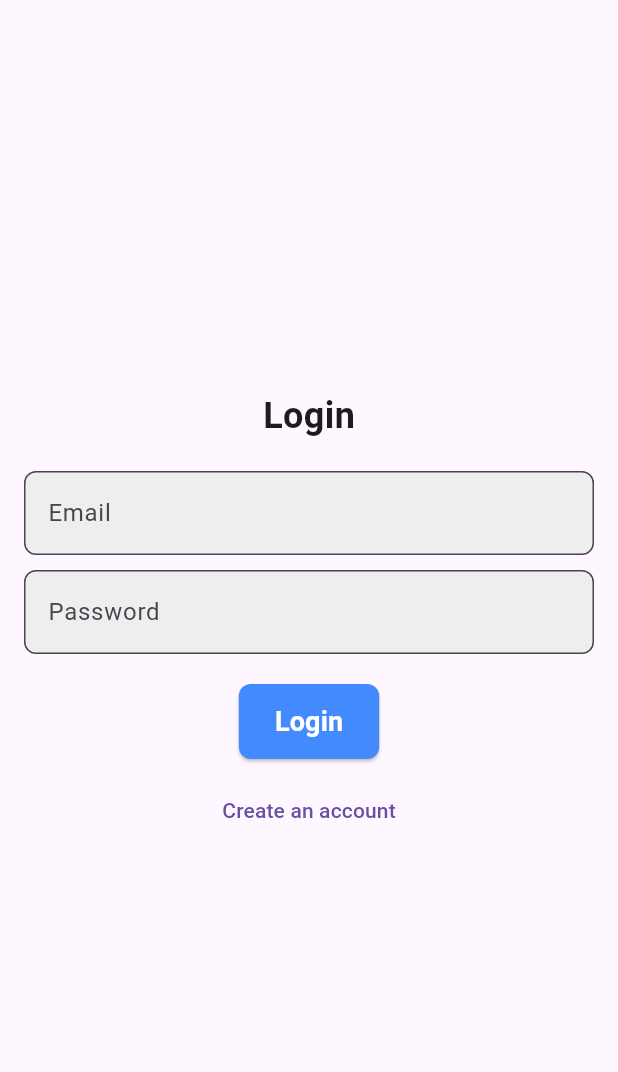
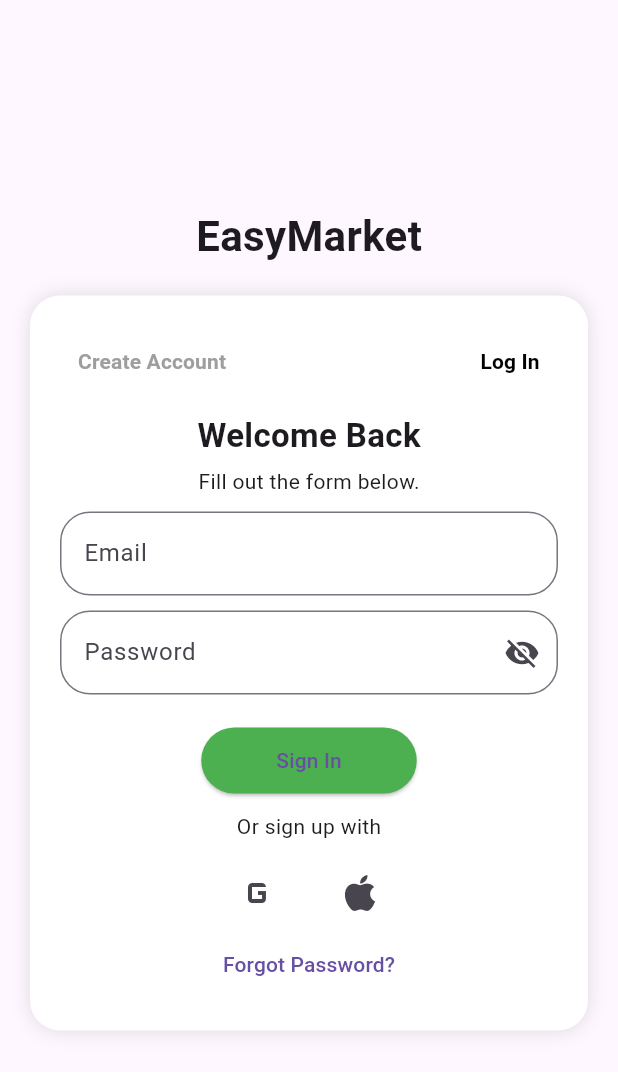
Before and after one commit to Ownerkun/Market-s-lot-booking-app, a Flutter app: the screen it shows after launch, on a phone screen of 412 x 824 dp. Shown: the top 1072 px of the screen. Run offline on Flutter 3.47's test engine with Material 3 defaults, Android fonts, the phone set to English and light mode, and no system bars; our stand-ins replace geolocator, google_maps_flutter, shared_preferences, table_calendar; missing offline and left inert: encrypt.

Commit message:
renew UI of auth screen

```diff
--- a/lib/main.dart
+++ b/lib/main.dart
@@ -1,5 +1,4 @@
 import 'package:flutter/material.dart';
-import 'package:flutter_dotenv/flutter_dotenv.dart';
 import 'package:market_lot_app/screen/market_screen/market_list_screen.dart';
 import 'package:shared_preferences/shared_preferences.dart';
 import 'package:encrypt/encrypt.dart' as encrypt;
@@ -9,15 +8,9 @@ import 'package:market_lot_app/screen/auth_screen/auth_screen.dart';
 
 void main() async {
   WidgetsFlutterBinding.ensureInitialized();
-  await dotenv.load(fileName: ".env");
-
-  final keyString = dotenv.env['ENCRYPTION_KEY'] ?? '';
-
-  if (keyString.isEmpty) {
-    throw Exception("Encryption key not found in .env file");
-  }
 
   final prefs = await SharedPreferences.getInstance();
+  final keyString = '12345678901234567890123456789012'; // 32-byte key
   final key = encrypt.Key.fromUtf8(keyString);
   final encrypter = encrypt.Encrypter(encrypt.AES(key));
 
--- a/lib/screen/auth_screen/auth_screen.dart
+++ b/lib/screen/auth_screen/auth_screen.dart
@@ -9,7 +9,8 @@ class AuthScreen extends StatefulWidget {
 }
 
 class _AuthScreenState extends State<AuthScreen> {
-  bool _isLogin = true;
+  bool isLogin = true;
+  bool obscurePassword = true;
   final _formKey = GlobalKey<FormState>();
   final _emailController = TextEditingController();
   final _passwordController = TextEditingController();
@@ -20,7 +21,7 @@ class _AuthScreenState extends State<AuthScreen> {
 
   void _toggleAuthMode() {
     setState(() {
-      _isLogin = !_isLogin;
+      isLogin = !isLogin;
     });
   }
 
@@ -31,7 +32,7 @@ class _AuthScreenState extends State<AuthScreen> {
 
     final authProvider = Provider.of<AuthProvider>(context, listen: false);
 
-    if (_isLogin) {
+    if (isLogin) {
       await authProvider.login(
         _emailController.text.trim(),
         _passwordController.text.trim(),
@@ -78,31 +79,72 @@ class _AuthScreenState extends State<AuthScreen> {
   Widget build(BuildContext context) {
     return Scaffold(
       body: Center(
+        child: SingleChildScrollView(
           child: Padding(
-          padding: const EdgeInsets.all(16.0),
-          child: SingleChildScrollView(
+            padding: EdgeInsets.all(20.0),
+            child: Form(
+              key: _formKey,
               child: Column(
-              mainAxisSize: MainAxisSize.min,
+                mainAxisAlignment: MainAxisAlignment.center,
                 children: [
                   Text(
-                  _isLogin ? 'Login' : 'Register',
-                  style: TextStyle(fontSize: 24, fontWeight: FontWeight.bold),
+                    'EasyMarket',
+                    style: TextStyle(fontSize: 28, fontWeight: FontWeight.bold),
                   ),
                   SizedBox(height: 20),
-                Form(
-                  key: _formKey,
+                  Container(
+                    padding: EdgeInsets.all(20),
+                    decoration: BoxDecoration(
+                      color: Colors.white,
+                      borderRadius: BorderRadius.circular(20),
+                      boxShadow: [
+                        BoxShadow(color: Colors.black12, blurRadius: 10),
+                      ],
+                    ),
                     child: Column(
-                    mainAxisSize: MainAxisSize.min,
                       children: [
+                        Row(
+                          mainAxisAlignment: MainAxisAlignment.spaceBetween,
+                          children: [
+                            TextButton(
+                              onPressed: _toggleAuthMode,
+                              child: Text(
+                                'Create Account',
+                                style: TextStyle(
+                                  fontWeight: FontWeight.bold,
+                                  color: isLogin ? Colors.grey : Colors.black,
+                                ),
+                              ),
+                            ),
+                            TextButton(
+                              onPressed: _toggleAuthMode,
+                              child: Text(
+                                'Log In',
+                                style: TextStyle(
+                                  fontWeight: FontWeight.bold,
+                                  color: isLogin ? Colors.black : Colors.grey,
+                                ),
+                              ),
+                            ),
+                          ],
+                        ),
+                        SizedBox(height: 10),
+                        Text(
+                          isLogin ? 'Welcome Back' : 'Create Account',
+                          style: TextStyle(
+                              fontSize: 22, fontWeight: FontWeight.bold),
+                        ),
+                        SizedBox(height: 5),
+                        Text('Fill out the form below.'),
+                        SizedBox(height: 10),
                         TextFormField(
                           controller: _emailController,
                           decoration: InputDecoration(
                             labelText: 'Email',
                             border: OutlineInputBorder(
-                            borderRadius: BorderRadius.circular(8),
+                              borderRadius: BorderRadius.circular(
+                                  20), // Match button roundness
                             ),
-                          filled: true,
-                          fillColor: Colors.grey[200],
                           ),
                           validator: (value) {
                             if (value!.isEmpty || !value.contains('@')) {
@@ -114,15 +156,26 @@ class _AuthScreenState extends State<AuthScreen> {
                         SizedBox(height: 10),
                         TextFormField(
                           controller: _passwordController,
+                          obscureText: obscurePassword,
                           decoration: InputDecoration(
                             labelText: 'Password',
                             border: OutlineInputBorder(
-                            borderRadius: BorderRadius.circular(8),
+                              borderRadius: BorderRadius.circular(
+                                  20), // Match button roundness
                             ),
-                          filled: true,
-                          fillColor: Colors.grey[200],
+                            suffixIcon: IconButton(
+                              icon: Icon(
+                                obscurePassword
+                                    ? Icons.visibility_off
+                                    : Icons.visibility,
                               ),
-                        obscureText: true,
+                              onPressed: () {
+                                setState(() {
+                                  obscurePassword = !obscurePassword;
+                                });
+                              },
+                            ),
+                          ),
                           validator: (value) {
                             if (value!.isEmpty || value.length < 6) {
                               return 'Password must be at least 6 characters long.';
@@ -130,13 +183,17 @@ class _AuthScreenState extends State<AuthScreen> {
                             return null;
                           },
                         ),
-                      if (!_isLogin) ...[
+                        if (!isLogin) ...[
                           SizedBox(height: 10),
                           TextFormField(
                             controller: _firstNameController,
                             decoration: InputDecoration(
                               labelText: 'First Name',
-                              border: OutlineInputBorder()),
+                              border: OutlineInputBorder(
+                                borderRadius: BorderRadius.circular(
+                                    20), // Match button roundness
+                              ),
+                            ),
                             validator: (value) {
                               if (value!.isEmpty) {
                                 return 'Please enter your first name.';
@@ -149,7 +206,11 @@ class _AuthScreenState extends State<AuthScreen> {
                             controller: _lastNameController,
                             decoration: InputDecoration(
                               labelText: 'Last Name',
-                              border: OutlineInputBorder()),
+                              border: OutlineInputBorder(
+                                borderRadius: BorderRadius.circular(
+                                    20), // Match button roundness
+                              ),
+                            ),
                             validator: (value) {
                               if (value!.isEmpty) {
                                 return 'Please enter your last name.';
@@ -161,7 +222,12 @@ class _AuthScreenState extends State<AuthScreen> {
                           DropdownButtonFormField<String>(
                             value: _selectedRole,
                             decoration: InputDecoration(
-                              labelText: 'Role', border: OutlineInputBorder()),
+                              labelText: 'Role',
+                              border: OutlineInputBorder(
+                                borderRadius: BorderRadius.circular(
+                                    20), // Match button roundness
+                              ),
+                            ),
                             items: ['TENANT', 'LANDLORD'].map((String role) {
                               return DropdownMenuItem<String>(
                                 value: role,
@@ -184,7 +250,11 @@ class _AuthScreenState extends State<AuthScreen> {
                           TextFormField(
                             decoration: InputDecoration(
                               labelText: 'Birth Date',
-                              border: OutlineInputBorder()),
+                              border: OutlineInputBorder(
+                                borderRadius: BorderRadius.circular(
+                                    20), // Match button roundness
+                              ),
+                            ),
                             readOnly: true,
                             controller: TextEditingController(
                               text: _birthDate != null
@@ -204,27 +274,33 @@ class _AuthScreenState extends State<AuthScreen> {
                         ElevatedButton(
                           onPressed: _submit,
                           style: ElevatedButton.styleFrom(
+                            backgroundColor: Colors.green,
                             padding: EdgeInsets.symmetric(
-                              vertical: 12, horizontal: 24),
-                          backgroundColor: Colors.blueAccent,
-                          shape: RoundedRectangleBorder(
-                            borderRadius: BorderRadius.circular(8),
+                                vertical: 12, horizontal: 50),
                           ),
-                        ),
-                        child: Text(
-                          _isLogin ? 'Login' : 'Register',
-                          style: TextStyle(
-                              fontSize: 18,
-                              fontWeight: FontWeight.bold,
-                              color: Colors.white),
-                        ),
+                          child: Text(isLogin ? 'Sign In' : 'Get Started'),
                         ),
                         SizedBox(height: 10),
+                        Text('Or sign up with'),
+                        SizedBox(height: 10),
+                        Row(
+                          mainAxisAlignment: MainAxisAlignment.center,
+                          children: [
+                            IconButton(
+                              icon: Icon(Icons.g_mobiledata, size: 32),
+                              onPressed: () {},
+                            ),
+                            SizedBox(width: 20),
+                            IconButton(
+                              icon: Icon(Icons.apple, size: 32),
+                              onPressed: () {},
+                            ),
+                          ],
+                        ),
+                        if (isLogin)
                           TextButton(
-                        onPressed: _toggleAuthMode,
-                        child: Text(_isLogin
-                            ? 'Create an account'
-                            : 'I already have an account'),
+                            onPressed: () {},
+                            child: Text('Forgot Password?'),
                           ),
                       ],
                     ),
@@ -234,6 +310,14 @@ class _AuthScreenState extends State<AuthScreen> {
             ),
           ),
         ),
+      ),
     );
   }
 }
+
+void main() {
+  runApp(MaterialApp(
+    debugShowCheckedModeBanner: false,
+    home: AuthScreen(),
+  ));
+}
```
Lines whose indentation alone changed are shown as unchanged.
